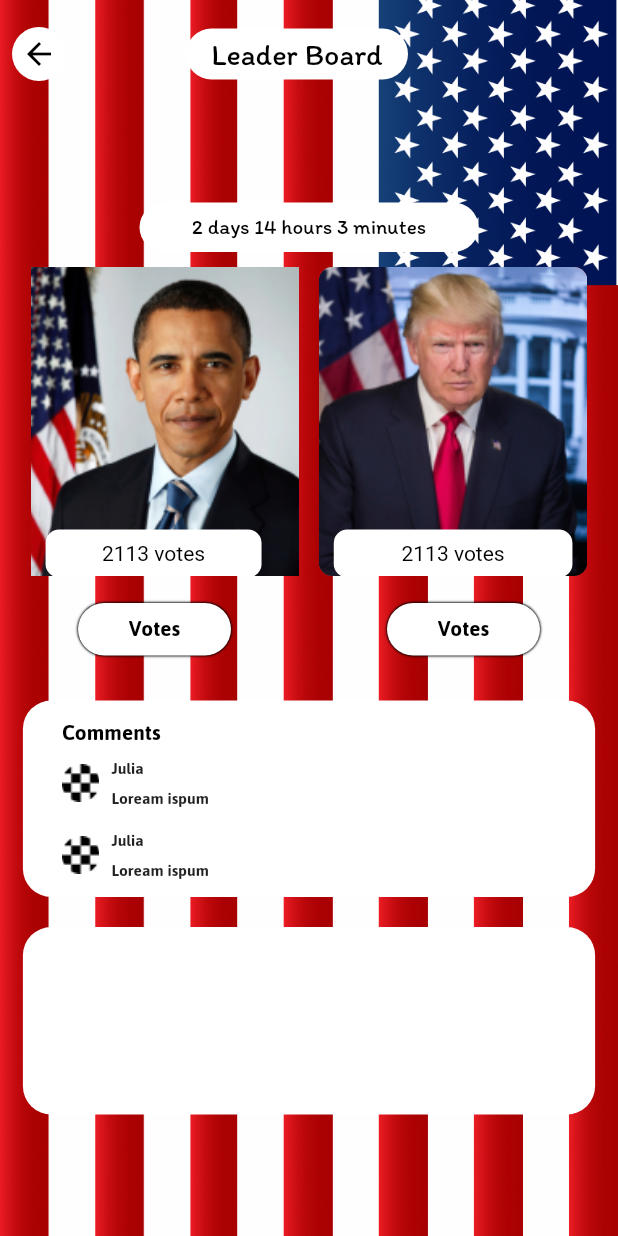
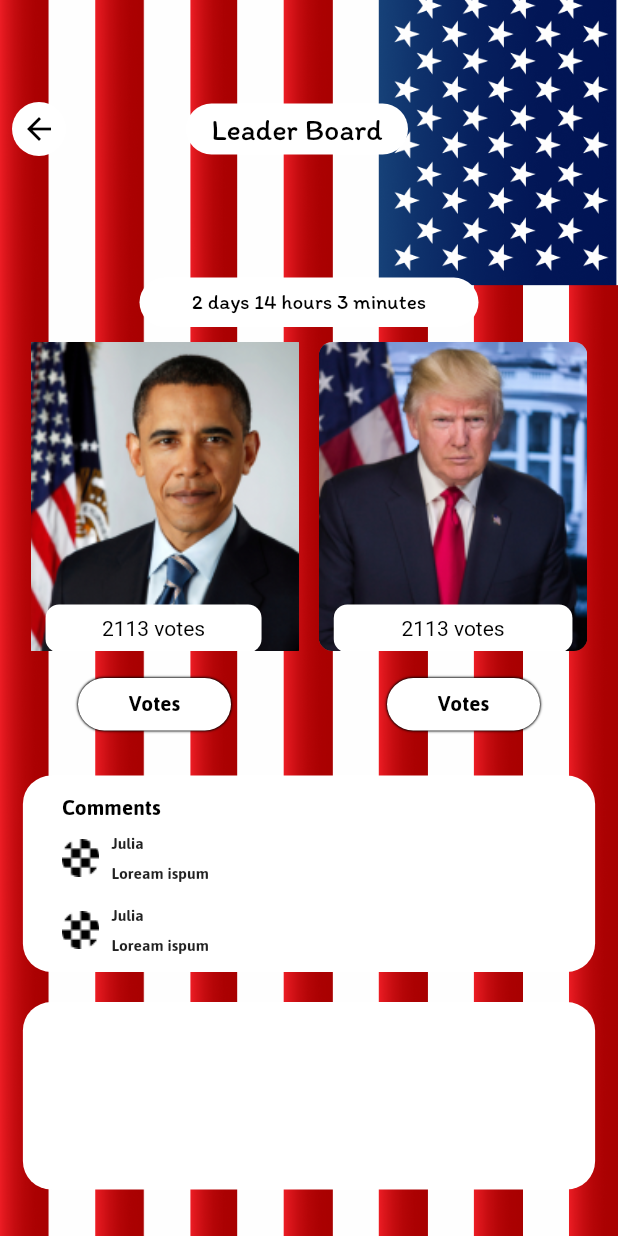
Before and after one commit to Atta-ul-Mohiman/vote-master, a Flutter app: the presidential screen opened by its route, on a phone screen of 412 x 824 dp. Run offline on Flutter 3.47's test engine with Material 2 defaults, Android fonts, the light colour scheme and no system bars; our stand-ins replace buttons_tabbar, curved_navigation_bar, get; Roboto replaces fonts that are missing (jaldi.regular).

Commit message:
SHEES PUSH

```diff
--- a/vmaster/lib/leaderbaord.dart
+++ b/vmaster/lib/leaderbaord.dart
@@ -1,4 +1,3 @@
-import 'dart:html';
 
 import 'package:buttons_tabbar/buttons_tabbar.dart';
 import 'package:flutter/cupertino.dart';
--- a/vmaster/lib/presidential.dart
+++ b/vmaster/lib/presidential.dart
@@ -13,25 +13,27 @@ class presidential extends StatefulWidget {
 class _presidentialState extends State<presidential> {
   @override
   Widget build(BuildContext context) {
-    return SafeArea(
-      child: Scaffold(
+    return Scaffold(
       body: CustomScrollView(
         slivers: [
           SliverToBoxAdapter(
               child: Column(children: [
             Container(
+
               child: SingleChildScrollView(
+                child: Padding(
+                  padding: const EdgeInsets.only(top:50.0),
                   child: Column(
                     children: [
                       Padding(
                         padding: const EdgeInsets.only(top: 18.0),
+                        child: Center(
                           child: Row(
-                          mainAxisAlignment: MainAxisAlignment.spaceAround,
+                            // mainAxisAlignment: MainAxisAlignment.spaceBetween,
                             children: [
                               Padding(
                                 padding:
                                     const EdgeInsets.only(left: 8.0, right: 80),
-                              child: Expanded(
                                 child: Container(
                                   child: Icon(
                                     Icons.arrow_back,
@@ -42,7 +44,6 @@ class _presidentialState extends State<presidential> {
                                       borderRadius: BorderRadius.circular(30)),
                                   height: 36,
                                   width: 36,
-                                ),
                                 ),
                               ),
                               Container(
@@ -63,17 +64,15 @@ class _presidentialState extends State<presidential> {
                                     borderRadius: BorderRadius.circular(30)),
                                 width: 148,
                               ),
-                            Expanded(
-                              flex: 5,
-                              child: Container(
-                                decoration: BoxDecoration(
-                                    color: Colors.transparent,
-                                    borderRadius: BorderRadius.circular(30)),
-                                height: 35,
-                                width: 200,
+                              // Container(
+                              //   decoration: BoxDecoration(
+                              //       color: Colors.transparent,
+                              //       borderRadius: BorderRadius.circular(30)),
+                              //   height: 35,
+                              //   width: 200,
+                              // )
+                            ],
                           ),
-                            )
-                          ],
                         ),
                       ),
                       SizedBox(
@@ -355,6 +354,7 @@ class _presidentialState extends State<presidential> {
                     ],
                   ),
                 ),
+              ),
               decoration: BoxDecoration(
                   image: DecorationImage(
                       image: AssetImage('assets/images/flag.png'),
@@ -366,7 +366,6 @@ class _presidentialState extends State<presidential> {
           ])),
         ],
       ),
-      ),
     );
   }
 }
--- a/vmaster/lib/profile.dart
+++ b/vmaster/lib/profile.dart
@@ -12,8 +12,7 @@ class _profileState extends State<profile> {
   bool _obscuretext = true;
   @override
   Widget build(BuildContext context) {
-    return SafeArea(
-        child: Scaffold(
+    return Scaffold(
       body: Stack(
     children: <Widget>[
       // Background image layer
@@ -219,6 +218,6 @@ class _profileState extends State<profile> {
       ),
     ],
       ),
-    ));
+    );
   }
 }
```
Also changed, not shown: vmaster/lib/buyvotes.dart (+6 -4 lines), vmaster/lib/map.dart (+6 -4 lines). Lines whose indentation alone changed are shown as unchanged.
